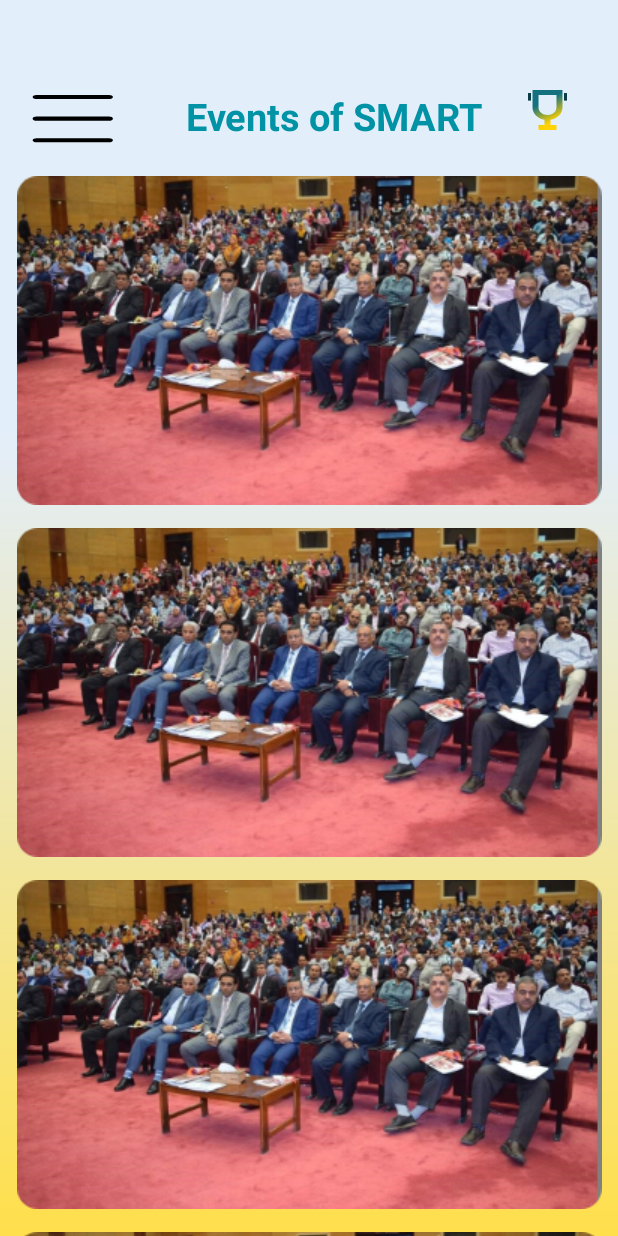
After one commit to AhmedShehatah/SMART_Family, an Android app: the fragment EventsFragment shown on its own in the app's theme, on a phone screen of 412 x 824 dp. The commit adds this screen. Run offline under Robolectric (Android 15) with nearby library versions, the phone set to English and light mode, and no system bars.

Commit message:
Events-Fragment

```diff
--- a/app/build.gradle
+++ b/app/build.gradle
@@ -52,6 +52,7 @@ dependencies {
     androidTestImplementation 'androidx.test.ext:junit:1.1.3'
     androidTestImplementation 'androidx.test.espresso:espresso-core:3.4.0'
 
+
     //QR Scanner
     implementation 'com.budiyev.android:code-scanner:2.1.0'
 
@@ -59,6 +60,7 @@ dependencies {
     implementation 'com.squareup.retrofit2:retrofit:2.9.0'
     implementation 'com.squareup.retrofit2:converter-gson:2.9.0'
     implementation("com.squareup.okhttp3:logging-interceptor:4.9.2")
+    implementation 'com.squareup.okhttp3:okhttp:4.9.2'
     // Kotlin Android Coroutines
     implementation "org.jetbrains.kotlinx:kotlinx-coroutines-core:1.5.0"
     implementation "org.jetbrains.kotlinx:kotlinx-coroutines-android:1.5.0"
--- /dev/null
+++ b/app/src/main/java/com/ahmed/smartfamily/CustomAdapter.kt
@@ -0,0 +1,31 @@
+package com.ahmed.smartfamily
+
+
+import android.view.LayoutInflater
+import android.view.View
+import android.view.ViewGroup
+import android.widget.ImageView
+import androidx.recyclerview.widget.RecyclerView
+
+class CustomAdapter(var Array:ArrayList<Int>) :RecyclerView.Adapter<CustomAdapter.ViewHolder>() {
+
+
+
+    override fun onCreateViewHolder(parent: ViewGroup, viewType: Int): ViewHolder {
+        val view=LayoutInflater.from(parent.context).inflate(R.layout.recycler_view_item,parent,false)
+        return ViewHolder(view)
+    }
+
+    override fun onBindViewHolder(holder: ViewHolder, position: Int) {
+
+        holder.imageview.setImageResource(Array[position])
+    }
+
+    override fun getItemCount(): Int {
+        return Array.size
+    }
+
+    class ViewHolder(itemView:View):RecyclerView.ViewHolder(itemView){
+        val imageview=itemView.findViewById<ImageView>(R.id.iv_item)
+    }
+}
--- /dev/null
+++ b/app/src/main/java/com/ahmed/smartfamily/EventsFragment.kt
@@ -0,0 +1,33 @@
+package com.ahmed.smartfamily
+
+import android.view.LayoutInflater
+import android.view.View
+import android.view.ViewGroup
+import androidx.recyclerview.widget.LinearLayoutManager
+import androidx.recyclerview.widget.RecyclerView
+import com.ahmed.smartfamily.databinding.FragmentEventsBinding
+
+class EventsFragment : BaseFragment<FragmentEventsBinding>() {
+
+    var myArray=ArrayList<Int>()
+
+    override val bindingInflater: (LayoutInflater, ViewGroup?, Boolean) -> FragmentEventsBinding
+        get() = FragmentEventsBinding::inflate
+
+    override fun setupOnViewCreated(view: View) {
+
+        binding.recyclerView.layoutManager=LinearLayoutManager(context,RecyclerView.VERTICAL,false)
+        myArray.add(R.drawable.event_1)
+        myArray.add(R.drawable.event_1)
+        myArray.add(R.drawable.event_1)
+        myArray.add(R.drawable.event_1)
+        myArray.add(R.drawable.event_1)
+        myArray.add(R.drawable.event_1)
+        myArray.add(R.drawable.event_1)
+        myArray.add(R.drawable.event_1)
+        myArray.add(R.drawable.event_1)
+        myArray.add(R.drawable.event_1)
+        val myAdapter=CustomAdapter(myArray)
+        binding.recyclerView.adapter=myAdapter
+    }
+}
--- a/app/src/main/java/com/ahmed/smartfamily/ui/splash/AnimationFragment.kt
+++ b/app/src/main/java/com/ahmed/smartfamily/ui/splash/AnimationFragment.kt
@@ -20,7 +20,7 @@ class AnimationFragment : BaseFragment<FragmentAnimationBinding>() {
     override fun setupOnViewCreated(view: View) {
         navController = Navigation.findNavController(view)
 
-//        animation()
+ //       animation()
         navController.navigate(R.id.action_animationFragment_to_rankingFragment)
     }
 
--- /dev/null
+++ b/app/src/main/res/drawable/menu.xml
@@ -0,0 +1,15 @@
+<vector xmlns:android="http://schemas.android.com/apk/res/android"
+    android:width="46dp"
+    android:height="35.032dp"
+    android:viewportWidth="46"
+    android:viewportHeight="35.032">
+  <path
+      android:fillColor="#FF000000"
+      android:pathData="M3,1c0,-0.552 0.627,-1 1.4,-1h25.2c0.773,0 1.4,0.448 1.4,1s-0.627,1 -1.4,1H4.4C3.627,2 3,1.552 3,1z"/>
+  <path
+      android:fillColor="#FF000000"
+      android:pathData="M3,11.512c0,-0.552 0.627,-1 1.4,-1h25.2c0.773,0 1.4,0.448 1.4,1s-0.627,1 -1.4,1L4.4,12.512c-0.773,0 -1.4,-0.447 -1.4,-1z"/>
+  <path
+      android:fillColor="#FF000000"
+      android:pathData="M4.4,21.035c-0.773,0 -1.4,0.448 -1.4,1s0.627,1 1.4,1h25.2c0.773,0 1.4,-0.448 1.4,-1s-0.627,-1 -1.4,-1z"/>
+</vector>
--- /dev/null
+++ b/app/src/main/res/drawable/trophy.xml
@@ -0,0 +1,28 @@
+<vector xmlns:android="http://schemas.android.com/apk/res/android"
+    xmlns:aapt="http://schemas.android.com/aapt"
+    android:width="25.805dp"
+    android:height="26.42dp"
+    android:viewportWidth="25.805"
+    android:viewportHeight="26.42">
+  <path
+      android:pathData="M14.883,19.65c4.52,-0.765 7.922,-4.1 7.922,-8.091L22.805,0L3,0v11.559c0,3.994 3.4,7.326 7.922,8.091v3.468h-3.961v3.3h11.883v-3.3h-3.961zM6.961,3.3h11.883v8.256c0,2.736 -2.66,4.954 -5.941,4.954s-5.941,-2.218 -5.941,-4.954z"
+      android:fillType="evenOdd">
+    <aapt:attr name="android:fillColor">
+      <gradient
+          android:startY="6.498828"
+          android:startX="12.9025"
+          android:endY="19.12663"
+          android:endX="19.339125"
+          android:type="linear">
+        <item android:offset="0" android:color="#FF137180"/>
+        <item android:offset="1" android:color="#FFFFD200"/>
+      </gradient>
+    </aapt:attr>
+  </path>
+  <path
+      android:pathData="M23.805,2h2v5h-2z"
+      android:fillColor="#093c44"/>
+  <path
+      android:pathData="M2,2L0,2v5h2z"
+      android:fillColor="#093c44"/>
+</vector>
--- /dev/null
+++ b/app/src/main/res/layout/fragment_events.xml
@@ -0,0 +1,76 @@
+<?xml version="1.0" encoding="utf-8"?>
+<androidx.constraintlayout.widget.ConstraintLayout
+    xmlns:android="http://schemas.android.com/apk/res/android"
+    xmlns:app="http://schemas.android.com/apk/res-auto"
+    xmlns:tools="http://schemas.android.com/tools"
+    android:layout_width="match_parent"
+    android:layout_height="match_parent"
+    android:background="@drawable/screen2_1"
+    tools:context=".EventsFragment">
+
+    <androidx.appcompat.widget.Toolbar
+        android:id="@+id/toolbar2"
+        android:layout_width="match_parent"
+        android:layout_height="wrap_content"
+        android:minHeight="?attr/actionBarSize"
+        android:theme="?attr/actionBarTheme"
+        app:layout_constraintEnd_toEndOf="parent"
+        app:layout_constraintStart_toStartOf="parent"
+        app:layout_constraintTop_toTopOf="parent" >
+
+        <androidx.constraintlayout.widget.ConstraintLayout
+            android:layout_width="match_parent"
+            android:layout_height="match_parent">
+
+            <Button
+                android:id="@+id/button"
+                android:layout_width="wrap_content"
+                android:layout_height="wrap_content"
+                android:layout_marginTop="63dp"
+                android:background="@drawable/menu"
+                app:layout_constraintStart_toStartOf="parent"
+                app:layout_constraintTop_toTopOf="parent" />
+
+            <ImageView
+                android:layout_width="wrap_content"
+                android:layout_height="wrap_content"
+                android:layout_marginStart="20dp"
+                android:layout_marginTop="60dp"
+                android:layout_marginEnd="24dp"
+                android:src="@drawable/trophy"
+                app:layout_constraintEnd_toEndOf="parent"
+                app:layout_constraintStart_toEndOf="@+id/textView9"
+                app:layout_constraintTop_toTopOf="parent" />
+
+            <TextView
+                android:id="@+id/textView9"
+                android:layout_width="wrap_content"
+                android:layout_height="wrap_content"
+                android:layout_marginStart="20dp"
+                android:layout_marginTop="60dp"
+                android:text="@string/events_of_smart"
+                android:textColor="#0092a5"
+                android:textSize="25sp"
+                android:textStyle="bold"
+                app:layout_constraintStart_toEndOf="@+id/button"
+                app:layout_constraintTop_toTopOf="parent" />
+
+        </androidx.constraintlayout.widget.ConstraintLayout>
+
+    </androidx.appcompat.widget.Toolbar>
+
+    <androidx.recyclerview.widget.RecyclerView
+        android:id="@+id/recycler_view"
+        android:layout_width="391dp"
+        android:layout_height="716dp"
+        android:layout_marginStart="24dp"
+        android:layout_marginTop="15dp"
+        android:layout_marginEnd="24dp"
+        app:layout_constraintBottom_toBottomOf="parent"
+        app:layout_constraintEnd_toEndOf="parent"
+        app:layout_constraintStart_toStartOf="parent"
+        app:layout_constraintTop_toBottomOf="@+id/toolbar2"
+        tools:listitem="@layout/recycler_view_item" />
+
+
+</androidx.constraintlayout.widget.ConstraintLayout>
--- a/app/src/main/res/layout/fragment_ranking.xml
+++ b/app/src/main/res/layout/fragment_ranking.xml
@@ -36,7 +36,7 @@
         app:layout_constraintTop_toBottomOf="@+id/textView" />
 
     <ImageView
-        android:id="@+id/imageView2"
+        android:id="@+id/iv_item"
         android:layout_width="0dp"
         android:layout_height="0dp"
         android:layout_marginStart="8dp"
@@ -60,10 +60,10 @@
         android:textColor="@color/white"
         android:textSize="13sp"
         android:textStyle="bold"
-        app:layout_constraintEnd_toEndOf="@+id/imageView2"
+        app:layout_constraintEnd_toEndOf="@+id/iv_item"
         app:layout_constraintHorizontal_bias="0.498"
-        app:layout_constraintStart_toStartOf="@+id/imageView2"
-        app:layout_constraintTop_toTopOf="@+id/imageView2" />
+        app:layout_constraintStart_toStartOf="@+id/iv_item"
+        app:layout_constraintTop_toTopOf="@+id/iv_item" />
 
     <TextView
         android:id="@+id/tv_vice_presedent"
@@ -73,9 +73,9 @@
         android:text="@string/tv4_screen2"
         android:textColor="@color/white"
         android:textStyle="bold"
-        app:layout_constraintEnd_toEndOf="@+id/imageView2"
-        app:layout_constraintStart_toStartOf="@+id/imageView2"
-        app:layout_constraintTop_toTopOf="@+id/imageView2" />
+        app:layout_constraintEnd_toEndOf="@+id/iv_item"
+        app:layout_constraintStart_toStartOf="@+id/iv_item"
+        app:layout_constraintTop_toTopOf="@+id/iv_item" />
 
     <TextView
         android:id="@+id/tv_head_section"
@@ -85,9 +85,9 @@
         android:text="@string/tv5_screen2"
         android:textColor="@color/white"
         android:textStyle="bold"
-        app:layout_constraintEnd_toEndOf="@+id/imageView2"
-        app:layout_constraintStart_toStartOf="@+id/imageView2"
-        app:layout_constraintTop_toTopOf="@+id/imageView2" />
+        app:layout_constraintEnd_toEndOf="@+id/iv_item"
+        app:layout_constraintStart_toStartOf="@+id/iv_item"
+        app:layout_constraintTop_toTopOf="@+id/iv_item" />
 
     <TextView
         android:id="@+id/tv_vice_section"
@@ -97,9 +97,9 @@
         android:text="@string/tv6_screen2"
         android:textColor="@color/white"
         android:textStyle="bold"
-        app:layout_constraintBottom_toBottomOf="@+id/imageView2"
-        app:layout_constraintEnd_toEndOf="@+id/imageView2"
-        app:layout_constraintStart_toStartOf="@+id/imageView2" />
+        app:layout_constraintBottom_toBottomOf="@+id/iv_item"
+        app:layout_constraintEnd_toEndOf="@+id/iv_item"
+        app:layout_constraintStart_toStartOf="@+id/iv_item" />
 
     <TextView
         android:id="@+id/tv_member"
@@ -109,8 +109,8 @@
         android:text="@string/tv7_screen2"
         android:textColor="@color/white"
         android:textStyle="bold"
-        app:layout_constraintBottom_toBottomOf="@+id/imageView2"
-        app:layout_constraintEnd_toEndOf="@+id/imageView2"
+        app:layout_constraintBottom_toBottomOf="@+id/iv_item"
+        app:layout_constraintEnd_toEndOf="@+id/iv_item"
         app:layout_constraintHorizontal_bias="0.498"
-        app:layout_constraintStart_toStartOf="@+id/imageView2" />
+        app:layout_constraintStart_toStartOf="@+id/iv_item" />
 </androidx.constraintlayout.widget.ConstraintLayout>
--- /dev/null
+++ b/app/src/main/res/layout/recycler_view_item.xml
@@ -0,0 +1,20 @@
+<?xml version="1.0" encoding="utf-8"?>
+<androidx.constraintlayout.widget.ConstraintLayout
+    xmlns:android="http://schemas.android.com/apk/res/android"
+    xmlns:app="http://schemas.android.com/apk/res-auto"
+    xmlns:tools="http://schemas.android.com/tools"
+    android:layout_width="match_parent"
+    android:layout_height="wrap_content">
+
+  <ImageView
+      android:id="@+id/iv_item"
+      android:layout_width="wrap_content"
+      android:layout_height="wrap_content"
+      app:layout_constraintBottom_toBottomOf="parent"
+      app:layout_constraintEnd_toEndOf="parent"
+      app:layout_constraintStart_toStartOf="parent"
+      app:layout_constraintTop_toTopOf="parent"
+      tools:src="@drawable/event_1"
+      android:layout_marginBottom="15dp"/>
+
+</androidx.constraintlayout.widget.ConstraintLayout>
--- a/app/src/main/res/values/strings.xml
+++ b/app/src/main/res/values/strings.xml
@@ -44,4 +44,5 @@
     <string name="info_tv3">امتى اتاسس التيم؟</string>
     <string name="info_tv2">هو نشاط تطوعي غير هادف للربح ، هدفه انه يعمل بين الناس اللي عندهم خبرة في مجالات معينة و بين الناس اللي عايزين يتعلموا المجالات دي . اكيد سمعنا كتير كل اللي بتتعلمه في الكلية ملوش دعوة بسوق العمل ، سمارت فاميلي بقى بتشتغل على سد الفجوة بين حديثي التخرج و سوق العمل عن طريق تزويدهم بكورسات و ورش عمل في مجالات كتير لتقويتهم</string>
     <string name="please_wait">Please Wait</string>
+    <string name="events_of_smart">Events of SMART</string>
 </resources>
```
Also changed, not shown: app/src/main/res/drawable/event_1.png (added).
